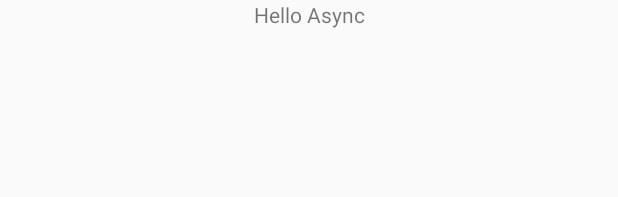
After one commit to zac4j/system, an Android app: the layout fragment_async_ui.xml on its own in the app's theme, with its tools: preview values and no code run, on a phone screen of 412 x 824 dp. The commit adds this screen. Shown: the top 197 px of the screen. Run offline under Robolectric (Android 15) with nearby library versions, the phone set to English and light mode, and no system bars.

Commit message:
[feature] add async ui sample

```diff
--- /dev/null
+++ b/app/src/main/res/layout/fragment_async_ui.xml
@@ -0,0 +1,29 @@
+<?xml version="1.0" encoding="utf-8"?>
+<layout xmlns:android="http://schemas.android.com/apk/res/android"
+    xmlns:app="http://schemas.android.com/apk/res-auto"
+    xmlns:tools="http://schemas.android.com/tools"
+    >
+  <androidx.constraintlayout.widget.ConstraintLayout
+      android:layout_width="match_parent"
+      android:layout_height="match_parent"
+      >
+
+    <TextView
+        android:id="@id/async_ui_tv"
+        android:layout_width="0dp"
+        android:layout_height="wrap_content"
+        android:gravity="center"
+        app:layout_constraintEnd_toEndOf="parent"
+        app:layout_constraintStart_toStartOf="parent"
+        app:layout_constraintTop_toTopOf="parent"
+        tools:text="Hello Async"
+        />
+
+  </androidx.constraintlayout.widget.ConstraintLayout>
+  <data>
+    <variable
+        name="viewModel"
+        type="com.zac4j.system.ui.data.AsyncUiViewModel"
+        />
+  </data>
+</layout>
--- a/app/src/main/res/values/ids.xml
+++ b/app/src/main/res/values/ids.xml
@@ -4,4 +4,5 @@
   <item name="touch_sample_container" type="id" />
   <item name="network_msg_list" type="id" />
   <item name="login_btn" type="id" />
+  <item name="async_ui_tv" type="id" />
 </resources>
```
Also changed, not shown: app/build.gradle (+13 -4 lines), app/src/main/java/com/zac4j/system/ui/AsyncUiFragment.kt (added, +70 -0 lines), app/src/main/java/com/zac4j/system/ui/LoginFragment.kt (+6 -3 lines), app/src/main/java/com/zac4j/system/ui/LoginViewModelFactory.kt (added, +17 -0 lines), app/src/main/java/com/zac4j/system/ui/data/AsyncUiViewModel.kt (added, +15 -0 lines), app/src/main/java/com/zac4j/system/util/Utils.kt (+39 -8 lines), gradle/wrapper/gradle-wrapper.properties.
